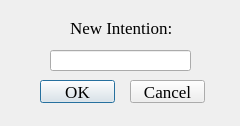
First picture: the form in CoBaIR/NewIntention.ui, repository dfki-ric/CoBaIR, before the edit.
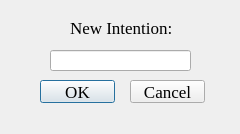
Second picture: the form after the edit.

Commit message: edit_intention empty space sorted

What changed in the file:
```diff
--- a/CoBaIR/NewIntention.ui
+++ b/CoBaIR/NewIntention.ui
@@ -7,7 +7,7 @@
     <x>0</x>
     <y>0</y>
     <width>240</width>
-    <height>126</height>
+    <height>134</height>
    </rect>
   </property>
   <property name="windowTitle">
@@ -80,6 +80,19 @@
     <string>Cancel</string>
    </property>
   </widget>
+  <widget class="QLabel" name="label_2">
+   <property name="geometry">
+    <rect>
+     <x>0</x>
+     <y>110</y>
+     <width>241</width>
+     <height>20</height>
+    </rect>
+   </property>
+   <property name="text">
+    <string/>
+   </property>
+  </widget>
  </widget>
  <resources/>
  <connections/>
```
The commit also changes 1 other file.
